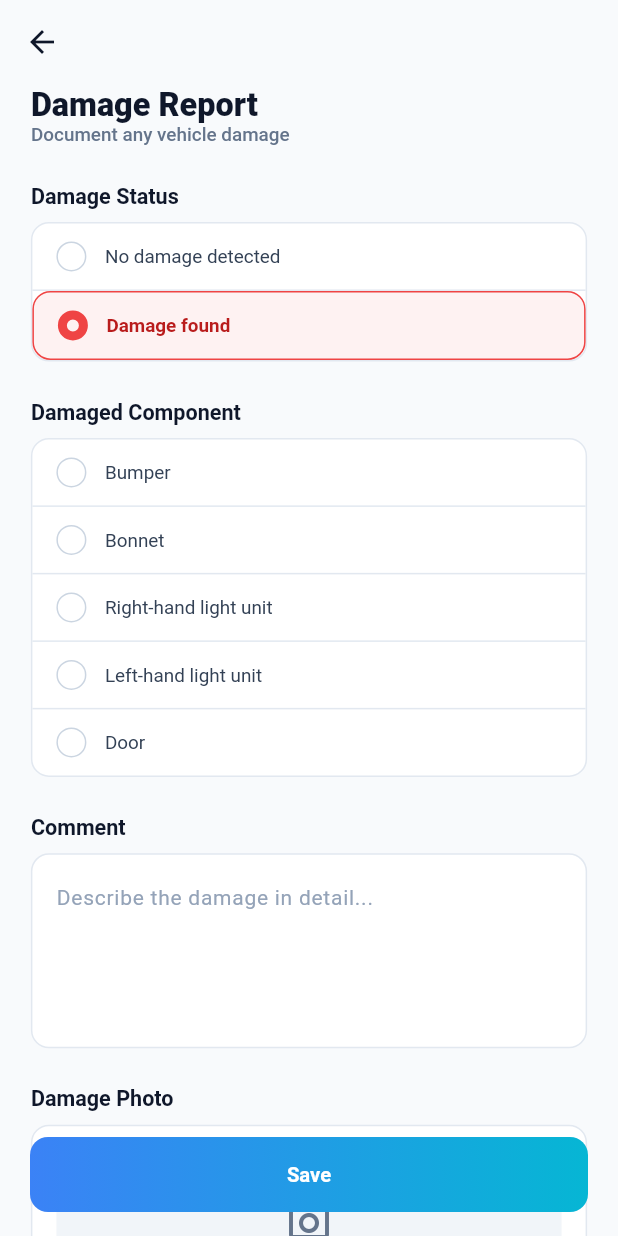
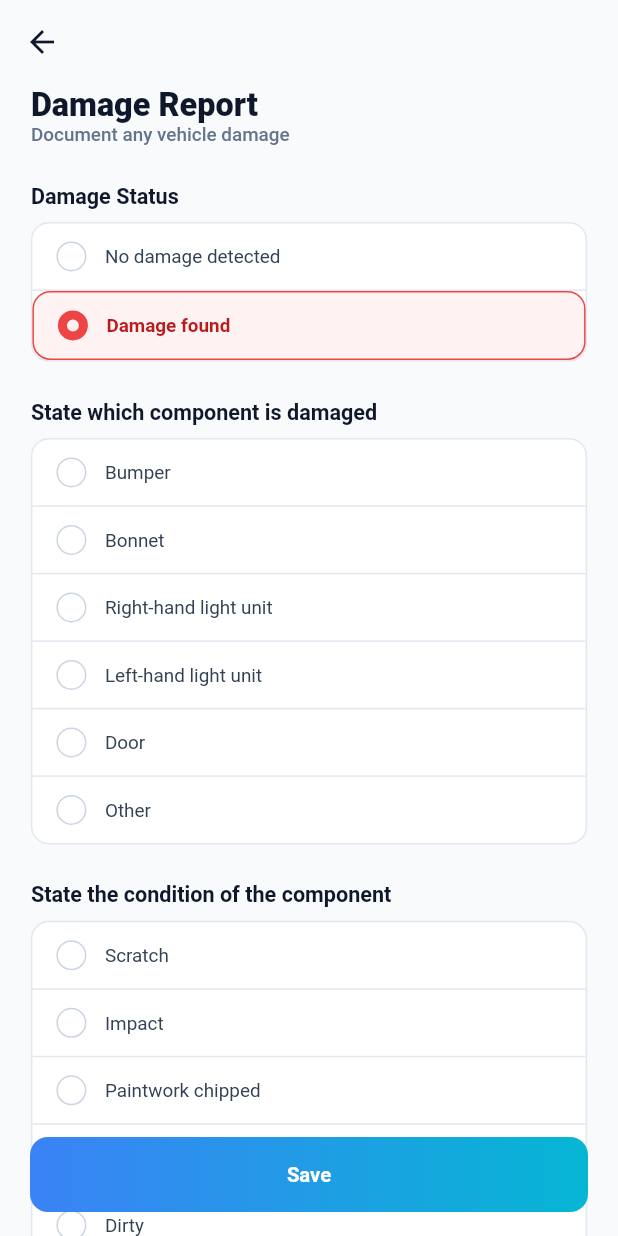
Before and after one commit to TayeburRahman/amraoui-hiredriver, a Flutter app: the DamageReportScreen screen opened directly with empty values, after a tap on "Damage found", on a phone screen of 412 x 824 dp. Run offline on Flutter 3.47's test engine with Material 3 defaults, Android fonts, the phone set to English and light mode, and no system bars; our stand-ins replace cached_network_image, connectivity_plus, country_picker, dio, flutter_image_compress, flutter_map and 10 more; missing offline and left inert: map_location_picker; accounts and stored records are empty; Roboto replaces fonts that are missing (Manrope); project files that could hold a hidden picture were left out.

Commit message:
feat: add damage condition field to damage report screen

```diff
--- a/amraoui_app/lib/screens/missions/damage_report_screen.dart
+++ b/amraoui_app/lib/screens/missions/damage_report_screen.dart
@@ -30,6 +30,7 @@ class DamageReportScreen extends StatefulWidget {
 class _DamageReportScreenState extends State<DamageReportScreen> {
   String? damageStatus;
   String? damagedComponent;
+  String? damageCondition;
   final TextEditingController _commentController = TextEditingController();
   String? damagePhoto;
 
@@ -41,6 +42,7 @@ class _DamageReportScreenState extends State<DamageReportScreen> {
     if (widget.existingReport != null) {
       damageStatus = widget.existingReport!['status'];
       damagedComponent = widget.existingReport!['component'];
+      damageCondition = widget.existingReport!['condition'];
       _commentController.text = widget.existingReport!['comment'] ?? '';
       damagePhoto = widget.existingReport!['photo'];
     }
@@ -106,6 +108,7 @@ class _DamageReportScreenState extends State<DamageReportScreen> {
                       setState(() {
                         damageStatus = val;
                         damagedComponent = null;
+                        damageCondition = null;
                         damagePhoto = null;
                       });
                     }),
@@ -119,7 +122,7 @@ class _DamageReportScreenState extends State<DamageReportScreen> {
 
                 if (hasDamage) ...[
                   const Gap(height: 24),
-                _buildSectionTitle('Damaged Component'),
+                  _buildSectionTitle('State which component is damaged'),
                   const Gap(height: 12),
                   Container(
                     decoration: BoxDecoration(
@@ -138,6 +141,34 @@ class _DamageReportScreenState extends State<DamageReportScreen> {
                         _buildRadioOption('Left-hand light unit', damagedComponent, (val) => setState(() => damagedComponent = val)),
                         const Divider(height: 1, color: Color(0xFFE2E8F0)),
                         _buildRadioOption('Door', damagedComponent, (val) => setState(() => damagedComponent = val)),
+                        const Divider(height: 1, color: Color(0xFFE2E8F0)),
+                        _buildRadioOption('Other', damagedComponent, (val) => setState(() => damagedComponent = val)),
+                      ],
+                    ),
+                  ),
+
+                  const Gap(height: 24),
+                  _buildSectionTitle('State the condition of the component'),
+                  const Gap(height: 12),
+                  Container(
+                    decoration: BoxDecoration(
+                      color: Colors.white,
+                      borderRadius: BorderRadius.circular(12),
+                      border: Border.all(color: const Color(0xFFE2E8F0)),
+                    ),
+                    child: Column(
+                      children: [
+                        _buildRadioOption('Scratch', damageCondition, (val) => setState(() => damageCondition = val)),
+                        const Divider(height: 1, color: Color(0xFFE2E8F0)),
+                        _buildRadioOption('Impact', damageCondition, (val) => setState(() => damageCondition = val)),
+                        const Divider(height: 1, color: Color(0xFFE2E8F0)),
+                        _buildRadioOption('Paintwork chipped', damageCondition, (val) => setState(() => damageCondition = val)),
+                        const Divider(height: 1, color: Color(0xFFE2E8F0)),
+                        _buildRadioOption('Broken', damageCondition, (val) => setState(() => damageCondition = val)),
+                        const Divider(height: 1, color: Color(0xFFE2E8F0)),
+                        _buildRadioOption('Dirty', damageCondition, (val) => setState(() => damageCondition = val)),
+                        const Divider(height: 1, color: Color(0xFFE2E8F0)),
+                        _buildRadioOption('Other', damageCondition, (val) => setState(() => damageCondition = val)),
                       ],
                     ),
                   ),
@@ -249,6 +280,10 @@ class _DamageReportScreenState extends State<DamageReportScreen> {
                 Get.snackbar('Required', 'Please select damaged component', backgroundColor: Colors.red.withOpacity(0.9), colorText: Colors.white, snackPosition: SnackPosition.bottom, margin: const EdgeInsets.all(20));
                 return;
               }
+              if (hasDamage && damageCondition == null) {
+                Get.snackbar('Required', 'Please select damage condition', backgroundColor: Colors.red.withOpacity(0.9), colorText: Colors.white, snackPosition: SnackPosition.bottom, margin: const EdgeInsets.all(20));
+                return;
+              }
               if (hasDamage && damagePhoto == null) {
                 Get.snackbar('Required', 'Please capture damage photo', backgroundColor: Colors.red.withOpacity(0.9), colorText: Colors.white, snackPosition: SnackPosition.bottom, margin: const EdgeInsets.all(20));
                 return;
@@ -265,6 +300,7 @@ class _DamageReportScreenState extends State<DamageReportScreen> {
                 final Map<String, dynamic> uploadData = {
                   'status': damageStatus,
                   'component': damagedComponent,
+                  'condition': damageCondition,
                   'comment': _commentController.text,
                 };
 
```
Lines whose indentation alone changed are shown as unchanged.
